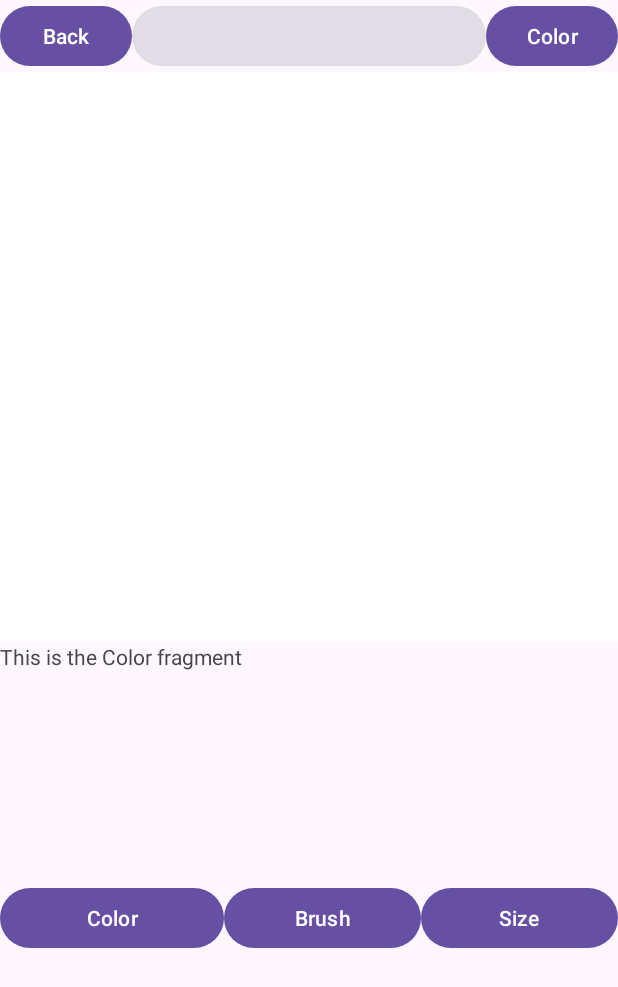
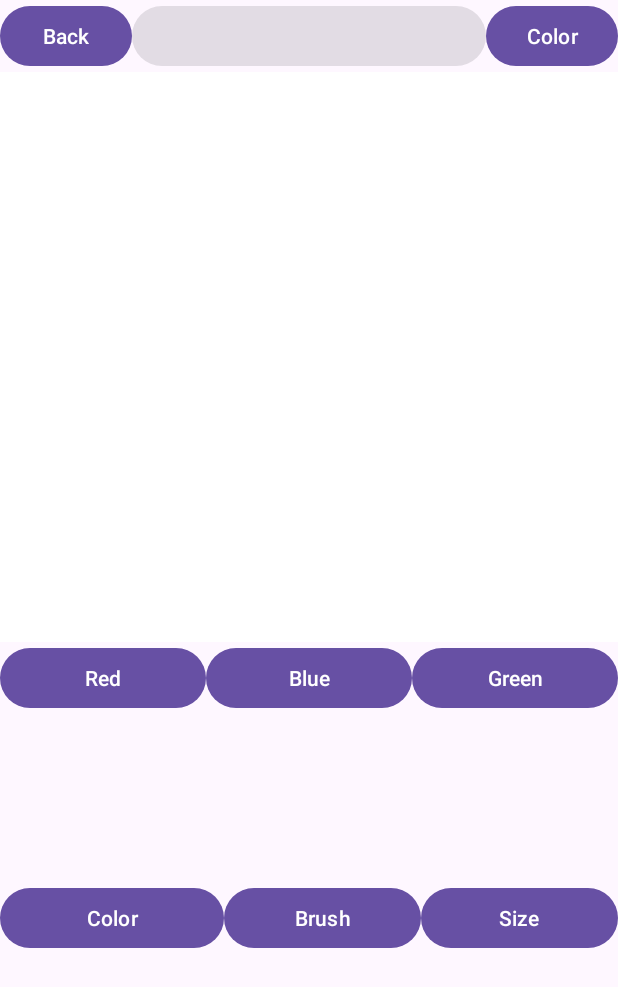
Before and after one commit to DylanQuach/MobileAppGroup, an Android app: the screen it shows after launch (MainActivity), after a tap on "Color", on a phone screen of 412 x 824 dp. Shown: the top 987 px of the screen. Run offline under Robolectric (Android 15) with nearby library versions, the phone set to English and light mode, and no system bars.

Commit message:
model view changes drawing

```diff
--- a/app/src/main/java/com/example/drawingapp/BrushViewModel.kt
+++ b/app/src/main/java/com/example/drawingapp/BrushViewModel.kt
@@ -1,44 +1,43 @@
 package com.example.drawingapp
 
-import android.graphics.Color
 import android.os.Build
 import androidx.annotation.RequiresApi
 import androidx.lifecycle.LiveData
 import androidx.lifecycle.MutableLiveData
 import androidx.lifecycle.ViewModel
-import kotlin.random.Random
 
 class BrushViewModel : ViewModel(){
 
     //Model
     @RequiresApi(Build.VERSION_CODES.O)
-    private val _color : MutableLiveData<Color> =
-        MutableLiveData(Color.valueOf(1f, 1f, 0f))
+    private val _color : MutableLiveData<String> =
+        MutableLiveData("Red")
 
     private val _brush : MutableLiveData<String> = MutableLiveData("")
 
-    private val _size : MutableLiveData<Int> = MutableLiveData(1)
+    private val _size : MutableLiveData<Float> = MutableLiveData(1.0f)
 
     @RequiresApi(Build.VERSION_CODES.O)
-    val color  = _color as LiveData<Color>
+    val color  = _color as LiveData<String>
     public var intColor = 1;
 
     val brush = _brush as LiveData<String>
 
-    val size = _size as LiveData<Int>
+    val size = _size as LiveData<Float>
+
+    var sizeTrue = 0.0f
 
     @RequiresApi(Build.VERSION_CODES.O)
-    fun pickColor(){
-        with(Random.Default) {
-            _color.value = Color.valueOf(nextFloat(), nextFloat(), nextFloat())
-        }
+    fun pickColor(newColor: String){
+            _color.value = newColor
     }
 
     fun pickBrush(newBrush: String){
         _brush.value = newBrush
     }
-    fun pickBrushSize(newSize: Int){
+    fun pickBrushSize(newSize: Float){
         _size.value = newSize
+        sizeTrue = newSize
     }
 
     fun doSomething(){
@@ -46,7 +45,16 @@ class BrushViewModel : ViewModel(){
     }
 
     fun getBrush(): String? {
-        return _brush.value
+        return brush.value
+    }
+
+    @RequiresApi(Build.VERSION_CODES.O)
+    fun getColor(): String? {
+        return _color.value
+    }
+
+    fun getBrushSize(): LiveData<Float> {
+        return size
     }
 
 }
--- a/app/src/main/java/com/example/drawingapp/ColorFragment.kt
+++ b/app/src/main/java/com/example/drawingapp/ColorFragment.kt
@@ -1,60 +1,41 @@
 package com.example.drawingapp
 
+import android.os.Build
 import android.os.Bundle
-import androidx.fragment.app.Fragment
 import android.view.LayoutInflater
 import android.view.View
 import android.view.ViewGroup
-import android.widget.Button
+import androidx.annotation.RequiresApi
+import androidx.fragment.app.Fragment
+import androidx.fragment.app.activityViewModels
+import com.example.drawingapp.databinding.FragmentColorBinding
 
-// TODO: Rename parameter arguments, choose names that match
-// the fragment initialization parameters, e.g. ARG_ITEM_NUMBER
-private const val ARG_PARAM1 = "param1"
-private const val ARG_PARAM2 = "param2"
 
-/**
- * A simple [Fragment] subclass.
- * Use the [ColorFragment.newInstance] factory method to
- * create an instance of this fragment.
- */
 class ColorFragment : Fragment() {
-    // TODO: Rename and change types of parameters
-    private var param1: String? = null
-    private var param2: String? = null
 
-    override fun onCreate(savedInstanceState: Bundle?) {
-        super.onCreate(savedInstanceState)
-        arguments?.let {
-            param1 = it.getString(ARG_PARAM1)
-            param2 = it.getString(ARG_PARAM2)
-        }
-    }
+    private lateinit var myViewModel : BrushViewModel
 
+    val binding: FragmentColorBinding by lazy { FragmentColorBinding.inflate(layoutInflater)}
+
+    @RequiresApi(Build.VERSION_CODES.O)
     override fun onCreateView(
         inflater: LayoutInflater, container: ViewGroup?,
         savedInstanceState: Bundle?
     ): View? {
-        // Inflate the layout for this fragment
-        return inflater.inflate(R.layout.fragment_color, container, false)
+        val activityViewModel : BrushViewModel by activityViewModels()
+        myViewModel = activityViewModel
+
+        binding.blueButton.setOnClickListener{
+            activityViewModel.pickColor("blue")
+        }
+        binding.redButton.setOnClickListener{
+            activityViewModel.pickColor("red")
+        }
+        binding.greenButton.setOnClickListener{
+            activityViewModel.pickColor("green")
+        }
+        return binding.root
     }
 
-    companion object {
-        /**
-         * Use this factory method to create a new instance of
-         * this fragment using the provided parameters.
-         *
-         * @param param1 Parameter 1.
-         * @param param2 Parameter 2.
-         * @return A new instance of fragment ColorFragment.
-         */
-        // TODO: Rename and change types and number of parameters
-        @JvmStatic
-        fun newInstance(param1: String, param2: String) =
-            ColorFragment().apply {
-                arguments = Bundle().apply {
-                    putString(ARG_PARAM1, param1)
-                    putString(ARG_PARAM2, param2)
-                }
-            }
-    }
+
 }
--- a/app/src/main/java/com/example/drawingapp/CustomView.kt
+++ b/app/src/main/java/com/example/drawingapp/CustomView.kt
@@ -5,13 +5,11 @@ import android.graphics.Canvas
 import android.graphics.Color
 import android.graphics.Paint
 import android.graphics.Rect
-import android.os.Build
 import android.util.AttributeSet
-import android.util.Log
 import android.view.View
-import androidx.annotation.RequiresApi
 
 class CustomView(context: Context, attrs: AttributeSet) : View(context, attrs) {
+
 
     //OK for this demo, but views are created/destroyed during lifecycle events so
     //this should really be stored in a viewmodel!
@@ -26,13 +24,15 @@ class CustomView(context: Context, attrs: AttributeSet) : View(context, attrs) {
 
     private val points = mutableListOf<Pair<Float, Float>>()
 
+
+
     // Standalone method to add a point
     fun addPoint(x: Float, y: Float) {
         points.add(Pair(x, y))
         invalidate() // Redraw the view
     }
 
-    private val pointPaint = Paint().apply {
+    private var pointPaint = Paint().apply {
         color = Color.RED
         strokeWidth = 10f
         paint.isAntiAlias = true
@@ -62,6 +62,14 @@ class CustomView(context: Context, attrs: AttributeSet) : View(context, attrs) {
         bitmapCanvas.drawRect(0f,0f, bitmap.width.toFloat(), bitmap.height.toFloat(), paint)
     }
 
+    public fun setPointPaint(newColor: String, stroke: Float, brush: String) {
+        pointPaint = Paint().apply {
+            color = Color.parseColor(newColor)
+            strokeWidth = stroke
+            paint.isAntiAlias = true
+        }
+    }
+
 
 
 }
--- a/app/src/main/java/com/example/drawingapp/SizeFragment.kt
+++ b/app/src/main/java/com/example/drawingapp/SizeFragment.kt
@@ -31,7 +31,7 @@ class SizeFragment : Fragment() {
             }
 
             override fun onProgressChanged(seekBar: SeekBar, progress: Int, fromUser: Boolean) {
-                myViewModel.pickBrushSize(progress)
+                myViewModel.pickBrushSize(progress.toFloat())
                 binding.sizeNum.text = binding.sizeSlider.progress.toString()
             }
         })
--- a/app/src/main/res/layout/fragment_color.xml
+++ b/app/src/main/res/layout/fragment_color.xml
@@ -1,16 +1,28 @@
 <?xml version="1.0" encoding="utf-8"?>
-<FrameLayout xmlns:android="http://schemas.android.com/apk/res/android"
+<LinearLayout xmlns:android="http://schemas.android.com/apk/res/android"
     xmlns:tools="http://schemas.android.com/tools"
     android:layout_width="match_parent"
     android:layout_height="match_parent"
-    tools:context=".ColorFragment">
+    tools:context=".ColorFragment" >
 
-    <!-- TODO: Update blank fragment layout -->
-    <TextView
-        android:layout_width="match_parent"
-        android:layout_height="match_parent"
-        android:text="This is the Color fragment" />
+    <Button
+        android:id="@+id/redButton"
+        android:layout_width="wrap_content"
+        android:layout_height="wrap_content"
+        android:layout_weight="1"
+        android:text="Red" />
 
+    <Button
+        android:id="@+id/blueButton"
+        android:layout_width="wrap_content"
+        android:layout_height="wrap_content"
+        android:layout_weight="1"
+        android:text="Blue" />
 
-
-</FrameLayout>
+    <Button
+        android:id="@+id/greenButton"
+        android:layout_width="wrap_content"
+        android:layout_height="wrap_content"
+        android:layout_weight="1"
+        android:text="Green" />
+</LinearLayout>
```
Also changed, not shown: app/src/main/java/com/example/drawingapp/canvasFragment.kt (+7 -1 lines).
